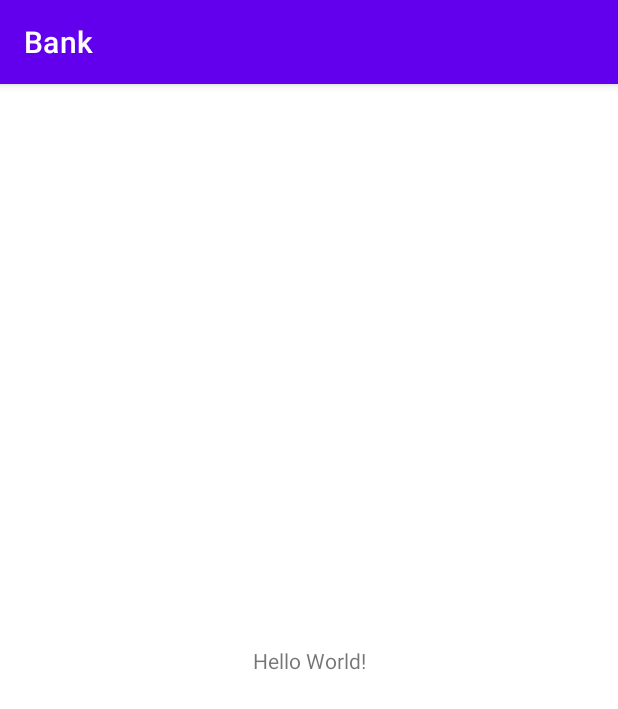
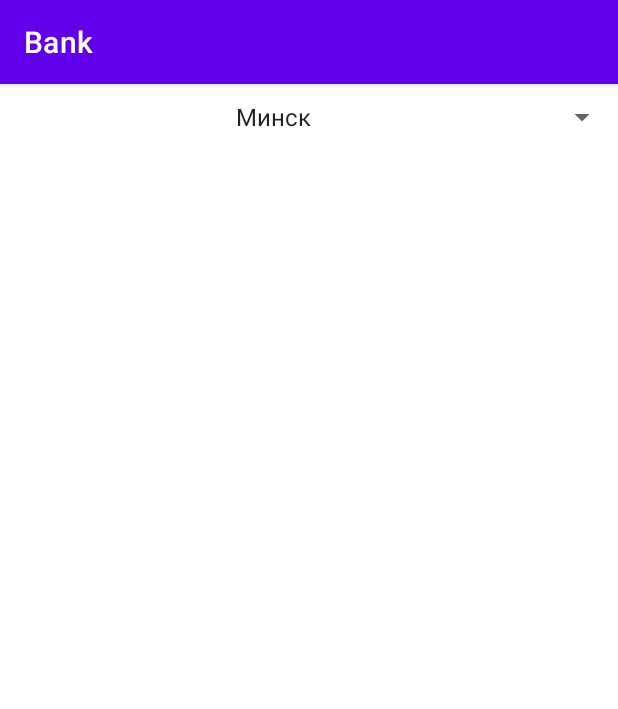
Before and after one commit to timofeylyadinsky/KursExchange, an Android app: the screen it shows after launch (MainActivity), on a phone screen of 412 x 824 dp. Shown: the top 709 px of the screen. Run offline under Robolectric (Android 15) with nearby library versions, the phone set to English and light mode, and no system bars.

```diff
--- a/app/src/main/res/layout/activity_main.xml
+++ b/app/src/main/res/layout/activity_main.xml
@@ -6,13 +6,14 @@
     android:layout_height="match_parent"
     tools:context=".MainActivity">
 
-    <TextView
-        android:layout_width="wrap_content"
+    <Spinner
+        android:id="@+id/citySpinner"
+        android:layout_width="match_parent"
         android:layout_height="wrap_content"
-        android:text="Hello World!"
-        app:layout_constraintBottom_toBottomOf="parent"
-        app:layout_constraintEnd_toEndOf="parent"
-        app:layout_constraintStart_toStartOf="parent"
-        app:layout_constraintTop_toTopOf="parent" />
+        android:entries="@array/city_array"
+        app:layout_constraintTop_toTopOf="parent"
+        android:textAlignment="center"
+        android:layout_marginVertical="10dp"
+        />
 
 </androidx.constraintlayout.widget.ConstraintLayout>
```
Also changed, not shown: app/src/main/java/lt/timofey/bank/Exchange.kt (added, +43 -0 lines).
